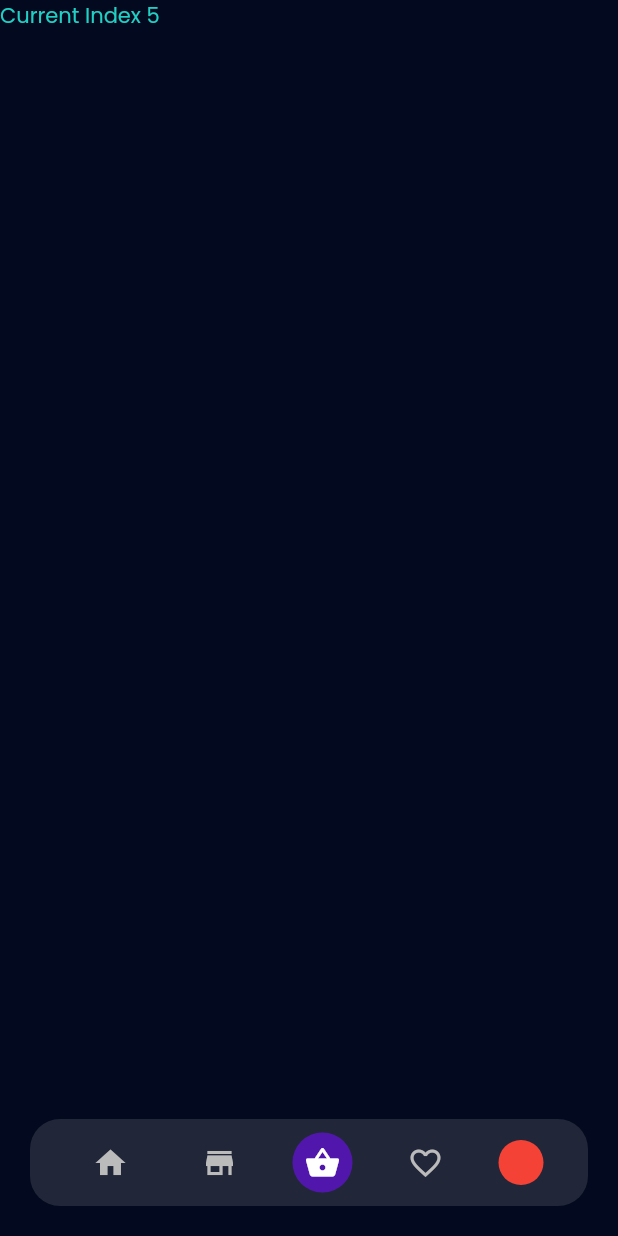
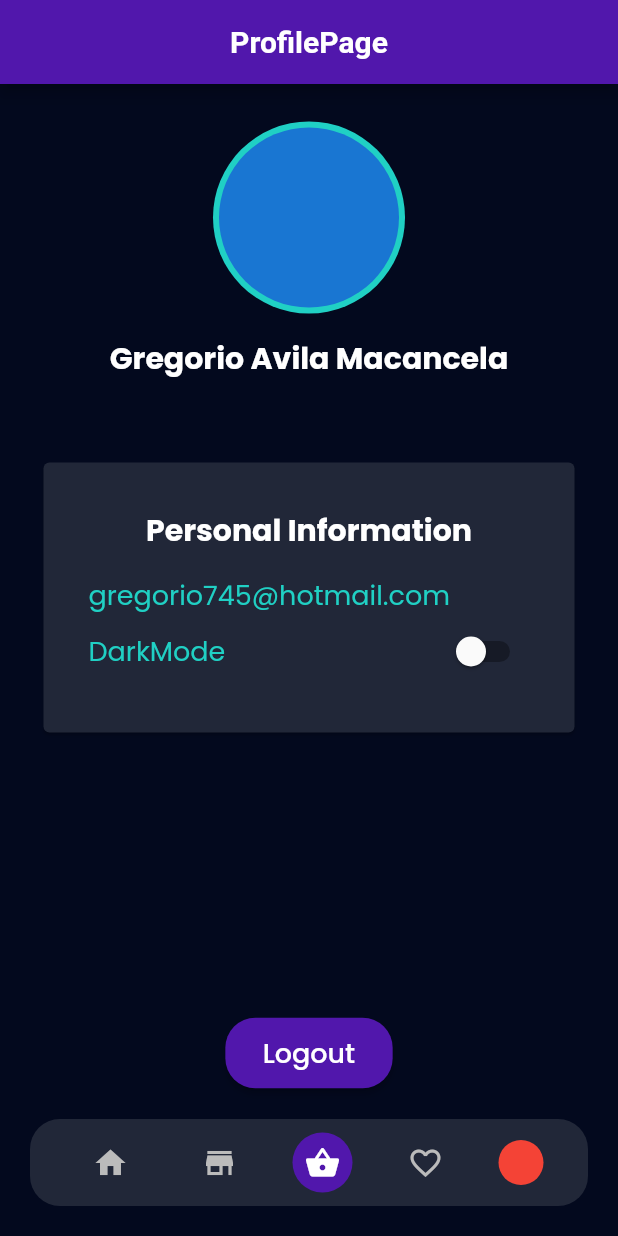
Before and after one commit to xElGrego/proyecto_deliviery_app, a Flutter app: the HomePage screen opened directly, item 5 of the bottom bar chosen, on a phone screen of 412 x 824 dp. Run offline on Flutter 3.47's test engine with Material 2 defaults, Android fonts, the phone set to English and light mode, and no system bars; our stand-ins replace google_fonts.

Commit message:
UI Terminada

```diff
--- a/lib/main.dart
+++ b/lib/main.dart
@@ -15,7 +15,7 @@ class MyApp extends StatelessWidget {
     return MaterialApp(
       debugShowCheckedModeBanner: false,
       theme: dartkTheme,
-      home: LoginScreen(),
+      home: SplashScreen(),
     );
   }
 }
--- a/lib/presentantion/home/home_scren.dart
+++ b/lib/presentantion/home/home_scren.dart
@@ -2,6 +2,7 @@ import 'package:flutter/material.dart';
 import 'package:proyecto_deliviery_app/presentantion/home/cart/cart.dart';
 import 'package:proyecto_deliviery_app/presentantion/home/delivery_bottonNavigationBar.dart';
 import 'package:proyecto_deliviery_app/presentantion/home/products/products_screen.dart';
+import 'package:proyecto_deliviery_app/presentantion/home/profile/profile_scren.dart';
 
 class HomePage extends StatefulWidget {
   @override
@@ -23,14 +24,16 @@ class _HomePageState extends State<HomePage> {
                 ProductosScreen(),
                 Text("Current Index 2 "),
                 CardScreen(
-                  onShopping: (){
-                    setState(() {
-                      currentindex = 0;
-                    });
+                  onShopping: () {
+                    setState(
+                      () {
+                        currentindex = 0;
+                      },
+                    );
                   },
                 ),
                 Text("Current Index 4 "),
-                Text("Current Index 5 "),
+                ProfileScreen()
               ],
             ),
           ),
--- /dev/null
+++ b/lib/presentantion/home/profile/profile_scren.dart
@@ -0,0 +1,120 @@
+import 'package:flutter/material.dart';
+import 'package:proyecto_deliviery_app/presentantion/theme.dart';
+
+class ProfileScreen extends StatelessWidget {
+  @override
+  Widget build(BuildContext context) {
+    return Scaffold(
+      appBar: AppBar(
+        title: Text("ProfilePage"),
+        centerTitle: true,
+      ),
+      body: Column(
+        children: [
+          Expanded(
+            child: Column(
+              crossAxisAlignment: CrossAxisAlignment.stretch,
+              children: [
+                SizedBox(height: 25),
+                Container(
+                  decoration: BoxDecoration(
+                    shape: BoxShape.circle,
+                    color: DeliveryColors.green,
+                  ),
+                  child: Padding(
+                    padding: const EdgeInsets.all(4),
+                    child: CircleAvatar(
+                      radius: 60,
+                    ),
+                  ),
+                ),
+                SizedBox(height: 15),
+                Text(
+                  "Gregorio Avila Macancela",
+                  textAlign: TextAlign.center,
+                  style: TextStyle(
+                    color: Theme.of(context).accentColor,
+                    fontWeight: FontWeight.bold,
+                    fontSize: 20,
+                  ),
+                ),
+              ],
+            ),
+          ),
+          Expanded(
+            flex: 2,
+            child: Column(
+              crossAxisAlignment: CrossAxisAlignment.stretch,
+              children: [
+                Padding(
+                  padding: const EdgeInsets.all(25),
+                  child: Card(
+                    color: Theme.of(context).canvasColor,
+                    child: Padding(
+                      padding: const EdgeInsets.all(30.0),
+                      child: Column(
+                        crossAxisAlignment: CrossAxisAlignment.stretch,
+                        children: [
+                          Text(
+                            "Personal Information",
+                            textAlign: TextAlign.center,
+                            style: TextStyle(
+                              color: Theme.of(context).accentColor,
+                              fontSize: 20,
+                              fontWeight: FontWeight.bold,
+                            ),
+                          ),
+                          SizedBox(height: 15),
+                          Text(
+                            "gregorio745@hotmail.com",
+                            style: TextStyle(
+                              fontSize: 18,
+                            ),
+                          ),
+                          Row(
+                            children: [
+                              Text(
+                                "DarkMode",
+                                style: TextStyle(
+                                  fontSize: 18,
+                                ),
+                              ),
+                              Spacer(),
+                              Switch(
+                                value: false,
+                                onChanged: (value) {},
+                              ),
+                            ],
+                          ),
+                        ],
+                      ),
+                    ),
+                  ),
+                ),
+                Spacer(),
+                Center(
+                  child: ElevatedButton(
+                    onPressed: () {},
+                    child: Text(
+                      "Logout",
+                      style: TextStyle(
+                        fontSize: 18,
+                      ),
+                    ),
+                    style: ElevatedButton.styleFrom(
+                      padding: EdgeInsets.symmetric(horizontal: 25, vertical: 10),
+                      shape: RoundedRectangleBorder(
+                        borderRadius: BorderRadius.circular(20),
+                      ),
+                      primary: DeliveryColors.purple,
+                    ),
+                  ),
+                ),
+              ],
+            ),
+          ),
+        ],
+      ),
+    );
+  }
+}
--- a/lib/presentantion/login/login_scren.dart
+++ b/lib/presentantion/login/login_scren.dart
@@ -124,6 +124,7 @@ class LoginScreen extends StatelessWidget {
                   context, MaterialPageRoute(builder: (context) => HomePage()));
             },
           ),
+          SizedBox(height:50)
         ],
       ),
     );
--- a/lib/presentantion/widgets/botton_delivery.dart
+++ b/lib/presentantion/widgets/botton_delivery.dart
@@ -11,9 +11,7 @@ class DeliveryButton extends StatelessWidget {
   Widget build(BuildContext context) {
     return InkWell(
       onTap: ontap,
-      child: Padding(
-        padding: EdgeInsets.all(25.0),
-        child: Container(
+      child: Container(
           decoration: BoxDecoration(
             borderRadius: BorderRadius.circular(10),
             gradient: LinearGradient(
@@ -33,7 +31,6 @@ class DeliveryButton extends StatelessWidget {
             ),
           ),
         ),
-      ),
     );
   }
 }
```
Also changed, not shown: lib/presentantion/home/cart/cart.dart (+41 -19 lines).
